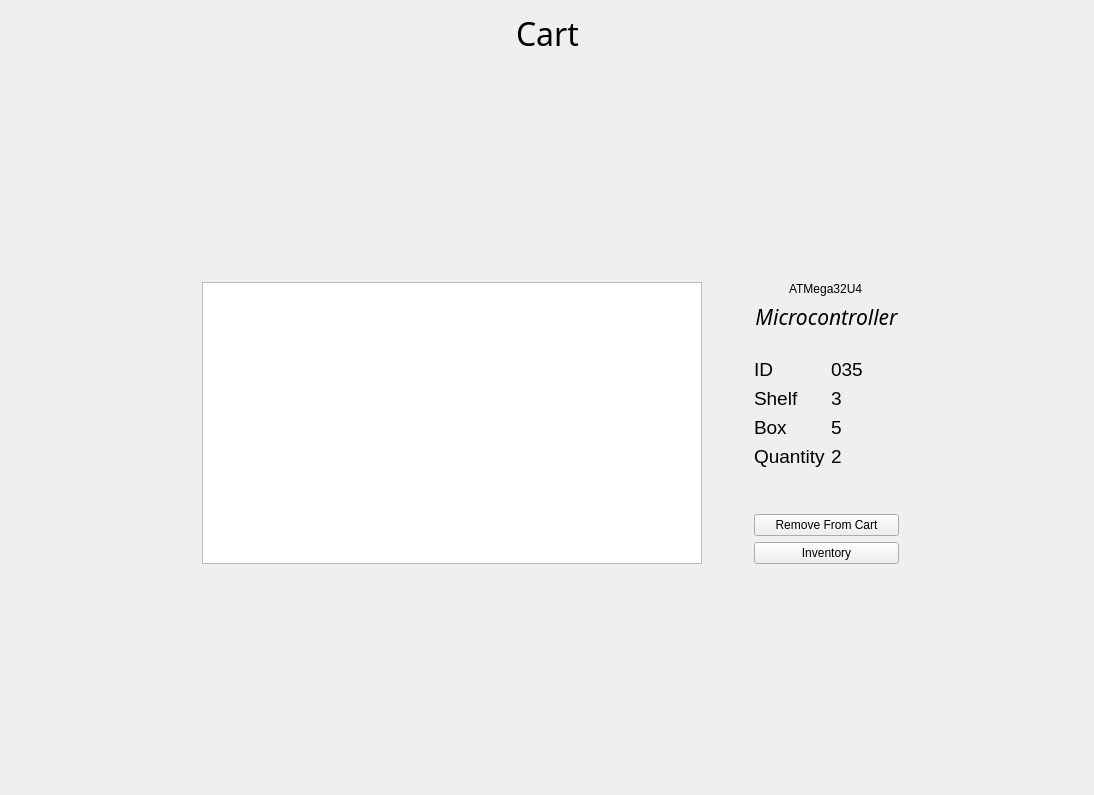
This is cart.ui in arc-bphc/sims-gui as Qt 5 draws it before an edit. The edited form follows.
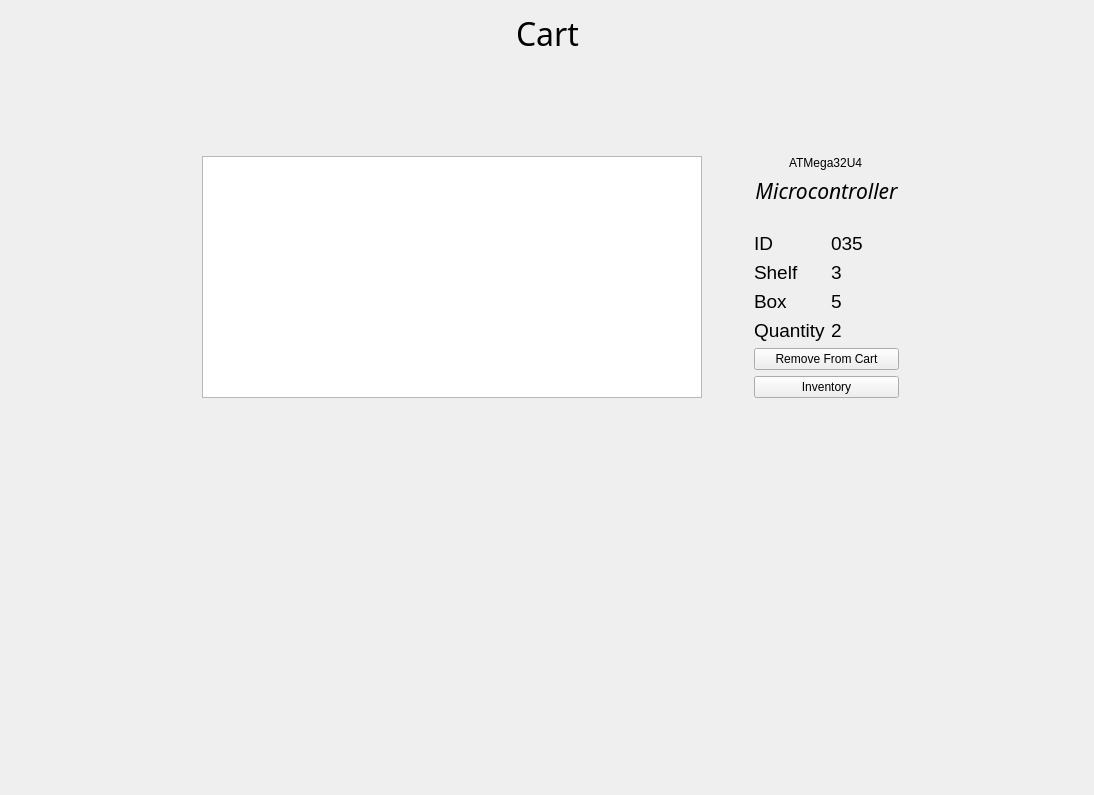
This is the edited form. Icons and pictures are not drawn.

```diff
--- a/cart.ui
+++ b/cart.ui
@@ -47,19 +47,6 @@
        </property>
       </spacer>
      </item>
-     <item row="3" column="0" colspan="4">
-      <spacer name="verticalSpacer_2">
-       <property name="orientation">
-        <enum>Qt::Vertical</enum>
-       </property>
-       <property name="sizeHint" stdset="0">
-        <size>
-         <width>20</width>
-         <height>40</height>
-        </size>
-       </property>
-      </spacer>
-     </item>
      <item row="2" column="3">
       <layout class="QGridLayout" name="gridLayout">
        <item row="0" column="0" colspan="2" alignment="Qt::AlignHCenter">
@@ -86,7 +73,7 @@
          </property>
         </widget>
        </item>
-       <item row="8" column="0" colspan="2">
+       <item row="7" column="0" colspan="2">
         <widget class="QPushButton" name="removeCartButton">
          <property name="text">
           <string>Remove From Cart</string>
@@ -202,19 +189,6 @@
          </property>
         </widget>
        </item>
-       <item row="7" column="0" colspan="2">
-        <spacer name="verticalSpacer_4">
-         <property name="orientation">
-          <enum>Qt::Vertical</enum>
-         </property>
-         <property name="sizeHint" stdset="0">
-          <size>
-           <width>20</width>
-           <height>40</height>
-          </size>
-         </property>
-        </spacer>
-       </item>
        <item row="2" column="0" colspan="2" alignment="Qt::AlignHCenter">
         <widget class="QLabel" name="label">
          <property name="maximumSize">
@@ -234,7 +208,7 @@
          </property>
         </widget>
        </item>
-       <item row="9" column="0" colspan="2">
+       <item row="8" column="0" colspan="2">
         <widget class="QPushButton" name="openInventory">
          <property name="text">
           <string>Inventory</string>
@@ -273,6 +247,9 @@
        <property name="editTriggers">
         <set>QAbstractItemView::NoEditTriggers</set>
        </property>
+       <property name="alternatingRowColors">
+        <bool>true</bool>
+       </property>
       </widget>
      </item>
      <item row="2" column="2">
@@ -303,6 +280,19 @@
      </property>
     </spacer>
    </item>
+   <item row="1" column="1">
+    <spacer name="verticalSpacer_2">
+     <property name="orientation">
+      <enum>Qt::Vertical</enum>
+     </property>
+     <property name="sizeHint" stdset="0">
+      <size>
+       <width>20</width>
+       <height>40</height>
+      </size>
+     </property>
+    </spacer>
+   </item>
   </layout>
  </widget>
  <resources/>
```
Left out of the diff: 26 changed lines with no effect on the pictures.
